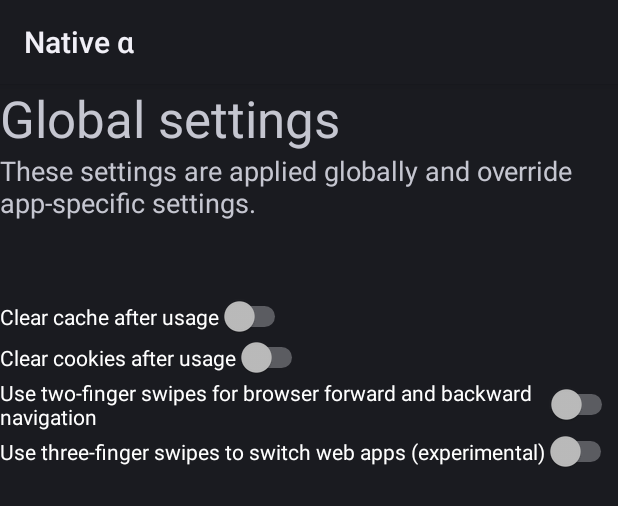
After one commit to cylonid/NativeAlphaForAndroid, an Android app: the layout global_settings.xml on its own in the app's theme, with its tools: preview values and no code run, on a phone screen of 412 x 824 dp. The commit adds this screen. Shown: the top 506 px of the screen. Run offline under Robolectric (Android 15) with nearby library versions, the phone set to English and light mode, and no system bars.

Commit message:
New xml for settings, renamed package

```diff
--- a/app/src/main/AndroidManifest.xml
+++ b/app/src/main/AndroidManifest.xml
@@ -1,7 +1,7 @@
 <?xml version="1.0" encoding="utf-8"?>
 <manifest xmlns:android="http://schemas.android.com/apk/res/android"
     xmlns:tools="http://schemas.android.com/tools"
-    package="com.cylonid.nativefier">
+    package="com.cylonid.nativealpha">
     <uses-permission android:name="android.permission.INTERNET"></uses-permission>
     <uses-permission android:name="com.android.launcher.permission.INSTALL_SHORTCUT" />
     <meta-data android:name="android.webkit.WebView.EnableSafeBrowsing"
@@ -16,7 +16,7 @@
         android:screenOrientation="portrait">
 
         <activity
-            android:name=".MainActivity"
+            android:name="com.cylonid.nativealpha.MainActivity"
             android:label="@string/app_name_unicode"
             android:theme="@style/AppTheme.Launcher">
             <intent-filter>
@@ -25,7 +25,7 @@
             </intent-filter>
         </activity>
         <activity
-            android:name=".WebViewActivity"
+            android:name="com.cylonid.nativealpha.WebViewActivity"
             android:label="@string/app_name_unicode"
             android:icon="@mipmap/native_alpha"
             android:roundIcon="@mipmap/native_alpha"
--- a/app/src/main/java/com/cylonid/nativefier/AsyncTaskTimeout.java
+++ b/app/src/main/java/com/cylonid/nativealpha/AsyncTaskTimeout.java
@@ -1,4 +1,4 @@
-package com.cylonid.nativefier;
+package com.cylonid.nativealpha;
 
 import android.app.Activity;
 import android.os.AsyncTask;
--- a/app/src/main/java/com/cylonid/nativefier/MainActivity.java
+++ b/app/src/main/java/com/cylonid/nativealpha/MainActivity.java
@@ -1,12 +1,12 @@
-package com.cylonid.nativefier;
+package com.cylonid.nativealpha;
 
 import android.app.AlertDialog;
 import android.content.DialogInterface;
+import android.content.Intent;
 import android.os.Bundle;
 import android.util.Patterns;
 import android.view.Menu;
 import android.view.MenuItem;
-import android.view.MotionEvent;
 import android.view.View;
 import android.widget.Button;
 import android.widget.CompoundButton;
@@ -75,6 +75,8 @@ public class MainActivity extends AppCompatActivity {
 
         //noinspection SimplifiableIfStatement
         if (id == R.id.action_settings) {
+            Intent intent = new Intent(this, NewActivity.class);
+            startActivity(intent);
             return true;
         }
 
--- a/app/src/main/java/com/cylonid/nativefier/MovableFloatingActionButton.java
+++ b/app/src/main/java/com/cylonid/nativealpha/MovableFloatingActionButton.java
@@ -1,4 +1,4 @@
-package com.cylonid.nativefier;
+package com.cylonid.nativealpha;
 
 //Credits to SO user ban-geo-engineering https://stackoverflow.com/users/1617737/ban-geoengineering
 //https://stackoverflow.com/questions/46370836/android-movable-draggable-floating-action-button-fab
--- a/app/src/main/java/com/cylonid/nativefier/ShortcutHelper.java
+++ b/app/src/main/java/com/cylonid/nativealpha/ShortcutHelper.java
@@ -1,4 +1,4 @@
-package com.cylonid.nativefier;
+package com.cylonid.nativealpha;
 
 import android.app.Activity;
 import android.app.AlertDialog;
--- a/app/src/main/java/com/cylonid/nativefier/Utility.java
+++ b/app/src/main/java/com/cylonid/nativealpha/Utility.java
@@ -1,4 +1,4 @@
-package com.cylonid.nativefier;
+package com.cylonid.nativealpha;
 
 import android.content.Context;
 import android.content.Intent;
--- a/app/src/main/java/com/cylonid/nativefier/WebApp.java
+++ b/app/src/main/java/com/cylonid/nativealpha/WebApp.java
@@ -1,4 +1,4 @@
-package com.cylonid.nativefier;
+package com.cylonid.nativealpha;
 
 public class WebApp {
     private String title;
--- a/app/src/main/java/com/cylonid/nativefier/WebViewActivity.java
+++ b/app/src/main/java/com/cylonid/nativealpha/WebViewActivity.java
@@ -1,11 +1,10 @@
-package com.cylonid.nativefier;
+package com.cylonid.nativealpha;
 
 import android.annotation.SuppressLint;
 import android.content.Intent;
 import android.net.Uri;
 import android.os.Build;
 import android.os.Bundle;
-import android.util.Log;
 import android.view.MotionEvent;
 import android.view.View;
 import android.webkit.CookieManager;
--- a/app/src/main/java/com/cylonid/nativefier/WebsiteDataManager.java
+++ b/app/src/main/java/com/cylonid/nativealpha/WebsiteDataManager.java
@@ -1,4 +1,4 @@
-package com.cylonid.nativefier;
+package com.cylonid.nativealpha;
 
 import android.content.Context;
 import android.content.SharedPreferences;
--- a/app/src/main/res/layout/activity_main.xml
+++ b/app/src/main/res/layout/activity_main.xml
@@ -22,7 +22,7 @@
 
     <include layout="@layout/content_main" />
 
-    <com.cylonid.nativefier.MovableFloatingActionButton
+    <com.cylonid.nativealpha.MovableFloatingActionButton
         android:id="@+id/fab"
         android:layout_width="wrap_content"
         android:layout_height="wrap_content"
--- /dev/null
+++ b/app/src/main/res/layout/global_settings.xml
@@ -0,0 +1,70 @@
+<?xml version="1.0" encoding="utf-8"?>
+<androidx.coordinatorlayout.widget.CoordinatorLayout xmlns:android="http://schemas.android.com/apk/res/android"
+    xmlns:app="http://schemas.android.com/apk/res-auto"
+    xmlns:tools="http://schemas.android.com/tools"
+    android:layout_width="match_parent"
+    android:layout_height="match_parent"
+    tools:context=".MainActivity">
+
+<ScrollView
+    android:layout_width="match_parent"
+    android:layout_height="match_parent"
+    android:fillViewport="true">
+
+    <LinearLayout
+        android:id="@+id/mainScreen"
+        android:layout_width="match_parent"
+        android:layout_height="match_parent"
+        android:orientation="vertical"
+        >
+
+        <TextView
+            android:id="@+id/header1"
+            android:layout_width="wrap_content"
+            android:layout_height="wrap_content"
+            android:text="Global settings"
+            android:textAppearance="@style/TextAppearance.AppCompat.Display1" />
+
+        <TextView
+            android:id="@+id/headerDescription"
+            android:layout_width="wrap_content"
+            android:layout_height="wrap_content"
+            android:text="These settings are applied globally and override app-specific settings."
+            android:textAppearance="@style/TextAppearance.AppCompat.Medium" />
+
+        <Space
+            android:layout_width="1dp"
+            android:layout_height="50dp"/>
+
+        <Switch
+            android:id="@+id/switchGlobalCache"
+            android:layout_width="wrap_content"
+            android:layout_height="wrap_content"
+            android:text="Clear cache after usage" />
+
+        <Switch
+            android:id="@+id/switchGlobalCookies"
+            android:layout_width="wrap_content"
+            android:layout_height="wrap_content"
+            android:text="Clear cookies after usage" />
+
+        <Switch
+            android:id="@+id/switchMultiTouch"
+            android:layout_width="wrap_content"
+            android:layout_height="wrap_content"
+            android:text="Use two-finger swipes for browser forward and backward navigation" />
+
+
+        <Switch
+            android:id="@+id/switchMultiTouch3Fingers"
+            android:layout_width="wrap_content"
+            android:layout_height="wrap_content"
+            android:text="Use three-finger swipes to switch web apps (experimental)" />
+    </LinearLayout>
+
+</ScrollView>
+
+
+
+
+</androidx.coordinatorlayout.widget.CoordinatorLayout>
--- a/app/src/main/res/menu/menu_main.xml
+++ b/app/src/main/res/menu/menu_main.xml
@@ -1,7 +1,7 @@
 <menu xmlns:android="http://schemas.android.com/apk/res/android"
     xmlns:app="http://schemas.android.com/apk/res-auto"
     xmlns:tools="http://schemas.android.com/tools"
-    tools:context="com.cylonid.nativefier.MainActivity">
+    tools:context="com.cylonid.nativealpha.MainActivity">
     <item
         android:id="@+id/action_settings"
         android:orderInCategory="100"
--- a/app/src/main/res/navigation/nav_graph.xml
+++ b/app/src/main/res/navigation/nav_graph.xml
@@ -7,7 +7,7 @@
 
     <fragment
         android:id="@+id/FirstFragment"
-        android:name="com.cylonid.nativefier.FirstFragment"
+        android:name="com.cylonid.nativealpha.FirstFragment"
         android:label="@string/first_fragment_label"
         tools:layout="@layout/fragment_first">
 
@@ -17,7 +17,7 @@
     </fragment>
     <fragment
         android:id="@+id/SecondFragment"
-        android:name="com.cylonid.nativefier.SecondFragment"
+        android:name="com.cylonid.nativealpha.SecondFragment"
         android:label="@string/second_fragment_label"
         tools:layout="@layout/fragment_second">
 
```
Also changed, not shown: app/src/main/java/com/cylonid/nativealpha/FirstFragment.java (renamed from app/src/main/java/com/cylonid/nativefier/SecondFragment.java, +6 -6 lines), app/src/main/java/com/cylonid/nativealpha/SecondFragment.java (renamed from app/src/main/java/com/cylonid/nativefier/FirstFragment.java, +6 -6 lines), 4 other files.
